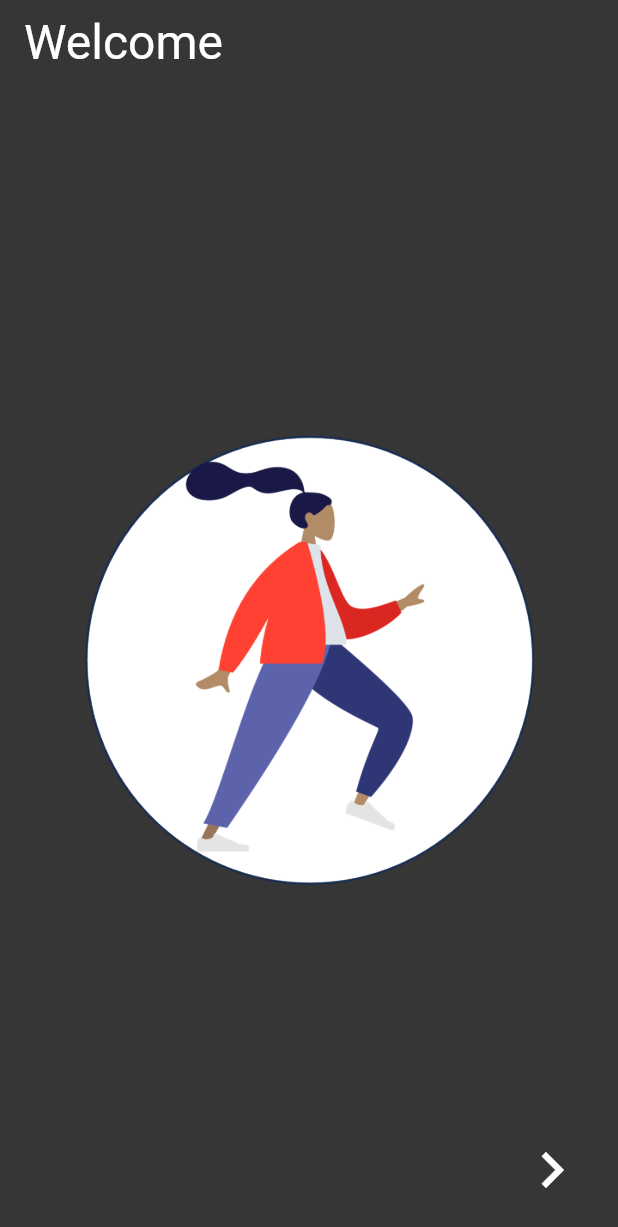
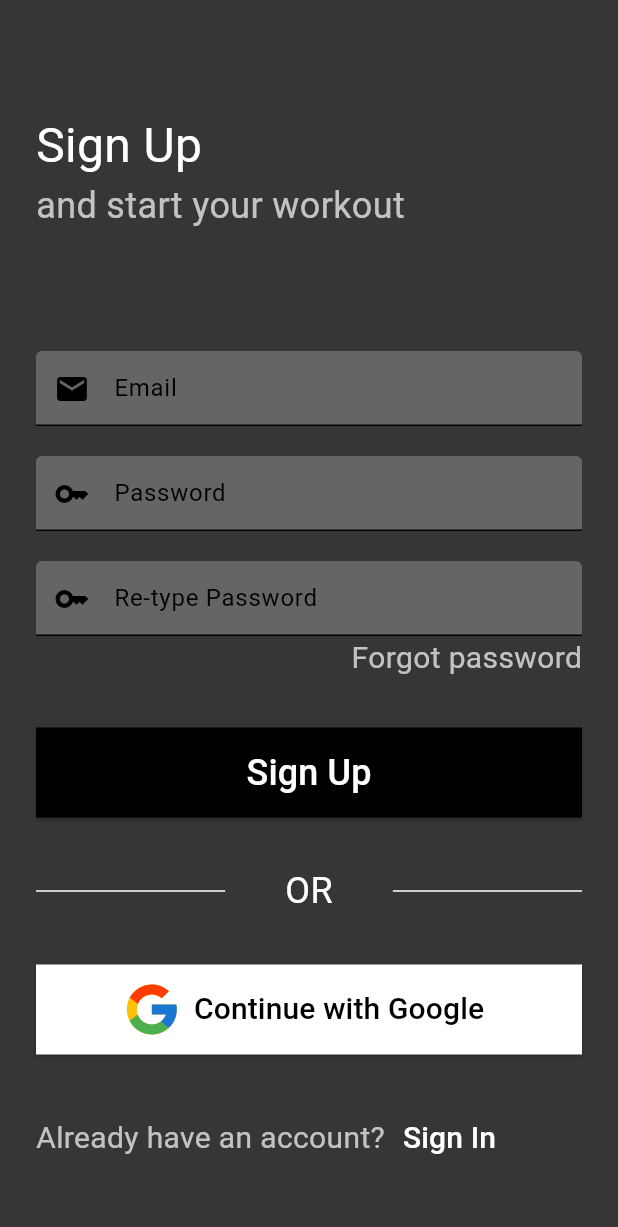
Before and after one commit to Itsuki54/arco-dev, a Flutter app: the screen it shows after launch, on a phone screen of 412 x 824 dp. Shown: the top 1227 px of the screen. Run offline on Flutter 3.47's test engine with Material 3 defaults, Android fonts, the phone set to English and light mode, and no system bars; our stand-ins replace firebase_core, flutter_svg; accounts and stored records are empty.

Commit message:
Create SignUpPage

```diff
--- a/lib/main.dart
+++ b/lib/main.dart
@@ -1,5 +1,6 @@
 import 'package:flutter/material.dart';
 import './src/pages/first_page.dart';
+import './src/pages/signup_page.dart';
 
 void main() {
   runApp(const MyApp());
@@ -30,7 +31,7 @@ class MyApp extends StatelessWidget {
         useMaterial3: true,
       ),
       //home: SettingsPage(),
-      home: FirstPage(),
+      home: SignUpPage(),
     );
   }
 }
--- /dev/null
+++ b/lib/src/pages/signup_page.dart
@@ -0,0 +1,212 @@
+// ignore_for_file: prefer_const_constructors
+
+import 'package:flutter/material.dart';
+import 'package:flutter_svg/flutter_svg.dart';
+
+void main() {
+  runApp(const SignUpPage());
+}
+
+const googleIcon = 'assets/images/google.svg';
+Color backgroundColorGray = const Color(0xFF363636);
+Color fillColorGray = const Color(0xFF656565);
+
+class SignUpPage extends StatelessWidget {
+  const SignUpPage({Key? key});
+
+  @override
+  Widget build(BuildContext context) {
+    return MaterialApp(
+      title: 'Flutter Demo',
+      debugShowCheckedModeBanner: false,
+      theme: ThemeData(
+        colorScheme: const ColorScheme.light(
+          primary: Colors.black,
+          secondary: Colors.black12,
+          surface: Colors.white,
+          background: Colors.white,
+          error: Colors.red,
+          onPrimary: Colors.white,
+          onSecondary: Colors.black,
+          onSurface: Colors.black,
+          onBackground: Colors.black,
+          onError: Colors.white,
+          brightness: Brightness.light,
+        ),
+        useMaterial3: true,
+      ),
+      home: const MyHomePage(title: 'Sign Up'),
+    );
+  }
+}
+
+class MyHomePage extends StatefulWidget {
+  const MyHomePage({Key? key, required this.title});
+
+  final String title;
+
+  @override
+  State<MyHomePage> createState() => _MyHomePageState();
+}
+
+class _MyHomePageState extends State<MyHomePage> {
+  @override
+  Widget build(BuildContext context) {
+    return Scaffold(
+        backgroundColor: backgroundColorGray,
+        body: ResponsiveLayout(
+            child: Padding(
+          padding: EdgeInsets.all(24),
+          child: Column(children: [
+            Column(children: [
+              SizedBox(height: 50),
+              SizedBox(
+                  child: Align(
+                      alignment: Alignment.centerLeft,
+                      child: Text('Sign Up',
+                          style: TextStyle(
+                            color: Colors.white,
+                            fontSize: 32,
+                          )))),
+              Align(
+                  alignment: Alignment.centerLeft,
+                  child: Text(
+                    'and start your workout',
+                    style: TextStyle(
+                      color: Colors.white.withOpacity(0.7),
+                      fontSize: 24,
+                    ),
+                  )),
+            ]),
+            Column(
+              children: [
+                SizedBox(height: 80),
+                SizedBox(
+                    height: 50,
+                    child: TextFormField(
+                      decoration: InputDecoration(
+                        filled: true,
+                        fillColor: fillColorGray,
+                        labelText: 'Email',
+                        prefixIcon: Icon(Icons.mail),
+                      ),
+                    )),
+                SizedBox(height: 20),
+                SizedBox(
+                    height: 50,
+                    child: TextFormField(
+                      decoration: InputDecoration(
+                        filled: true,
+                        fillColor: fillColorGray,
+                        labelText: 'Password',
+                        prefixIcon: Icon(Icons.key),
+                      ),
+                    )),
+                SizedBox(height: 20),
+                SizedBox(
+                    height: 50,
+                    child: TextFormField(
+                      decoration: InputDecoration(
+                        filled: true,
+                        fillColor: fillColorGray,
+                        labelText: 'Re-type Password',
+                        prefixIcon: Icon(Icons.key),
+                      ),
+                    )),
+                Align(
+                    alignment: Alignment.centerRight,
+                    child: Text('Forgot password',
+                        style: TextStyle(
+                          color: Colors.white.withOpacity(0.7),
+                          fontSize: 20,
+                        ))),
+                SizedBox(height: 32),
+                SizedBox(
+                    height: 60,
+                    width: double.infinity,
+                    child: ElevatedButton(
+                        style: ElevatedButton.styleFrom(
+                            backgroundColor: Colors.black,
+                            shape: RoundedRectangleBorder(
+                                borderRadius: BorderRadius.circular(0))),
+                        child: Text('Sign Up',
+                            style:
+                                TextStyle(color: Colors.white, fontSize: 24)),
+                        onPressed: () {
+                          print("pressed");
+                        })),
+                SizedBox(height: 32),
+                Row(
+                  children: <Widget>[
+                    Expanded(child: Divider(color: Colors.white)),
+                    SizedBox(width: 40),
+                    Text(
+                      "OR",
+                      style: TextStyle(fontSize: 24, color: Colors.white),
+                    ),
+                    SizedBox(width: 40),
+                    Expanded(child: Divider(color: Colors.white)),
+                  ],
+                ),
+                SizedBox(height: 32),
+                SizedBox(
+                    height: 60,
+                    width: double.infinity,
+                    child: ElevatedButton.icon(
+                        icon: SvgPicture.asset(
+                          'assets/images/google.svg',
+                          width: 40,
+                          height: 40,
+                        ),
+                        style: ElevatedButton.styleFrom(
+                            backgroundColor: Colors.white,
+                            shape: RoundedRectangleBorder(
+                                borderRadius: BorderRadius.circular(0))),
+                        label: Text('Continue with Google',
+                            style:
+                                TextStyle(color: Colors.black, fontSize: 20)),
+                        onPressed: () {
+                          print("pressed");
+                        })),
+                SizedBox(height: 32),
+                SizedBox(
+                    child: Row(children: [
+                  Text(
+                    'Already have an account?',
+                    style: TextStyle(
+                      color: Colors.white.withOpacity(0.7),
+                      fontSize: 20,
+                    ),
+                  ),
+                  TextButton(
+                    onPressed: () {
+                      print("pressed");
+                    },
+                    style: ButtonStyle(
+                      overlayColor:
+                          MaterialStateProperty.all(Colors.transparent),
+                    ),
+                    child: Text('Sign In',
+                        style: TextStyle(
+                          color: Colors.white,
+                          fontSize: 20,
+                        )),
+                  )
+                ]))
+              ],
+            ),
+          ]),
+        )));
+  }
+}
+
+class ResponsiveLayout extends StatelessWidget {
+  final Widget child;
+
+  const ResponsiveLayout({Key? key, required this.child}) : super(key: key);
+
+  @override
+  Widget build(BuildContext context) {
+    return child;
+  }
+}
--- a/pubspec.yaml
+++ b/pubspec.yaml
@@ -30,7 +30,6 @@ environment:
 dependencies:
   flutter:
     sdk: flutter
-
   # The following adds the Cupertino Icons font to your application.
   # Use with the CupertinoIcons class for iOS style icons.
   cupertino_icons: ^1.0.2
@@ -38,6 +37,7 @@ dependencies:
   cloud_firestore: ^4.15.4
   firebase_auth: ^4.17.4
   firebase_storage: ^11.6.5
+  flutter_svg: ^2.0.9
 
 dev_dependencies:
   flutter_test:
```
Also changed, not shown: assets/images/google.jpeg (added), assets/images/google.svg (added), pubspec.lock, 4 other files.
